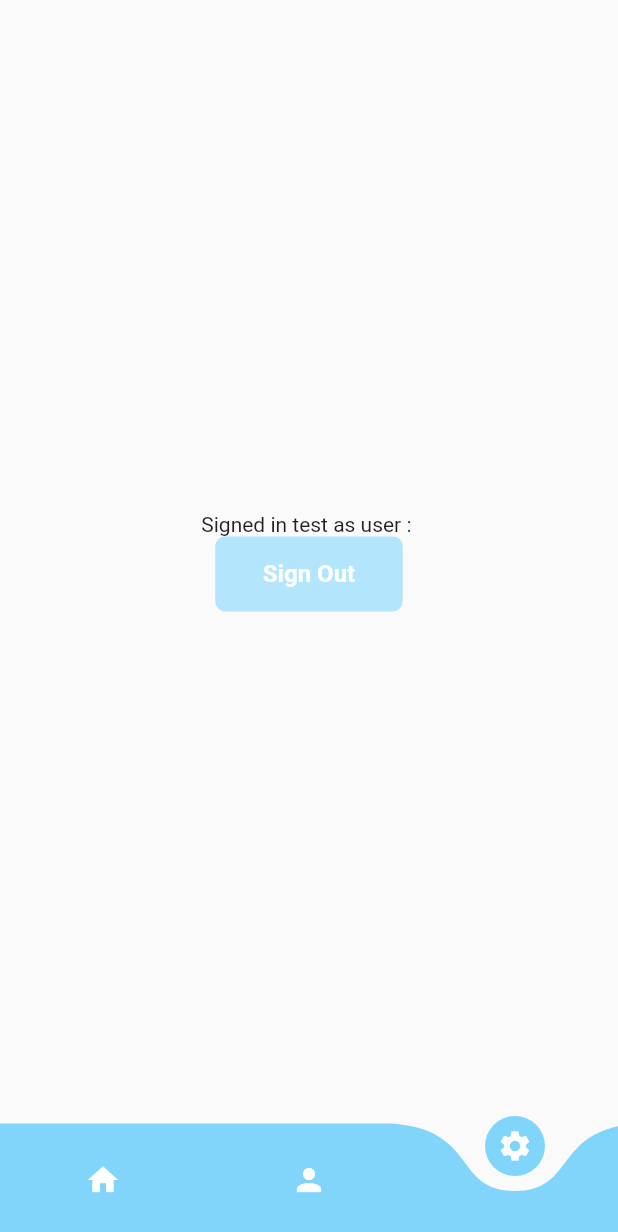
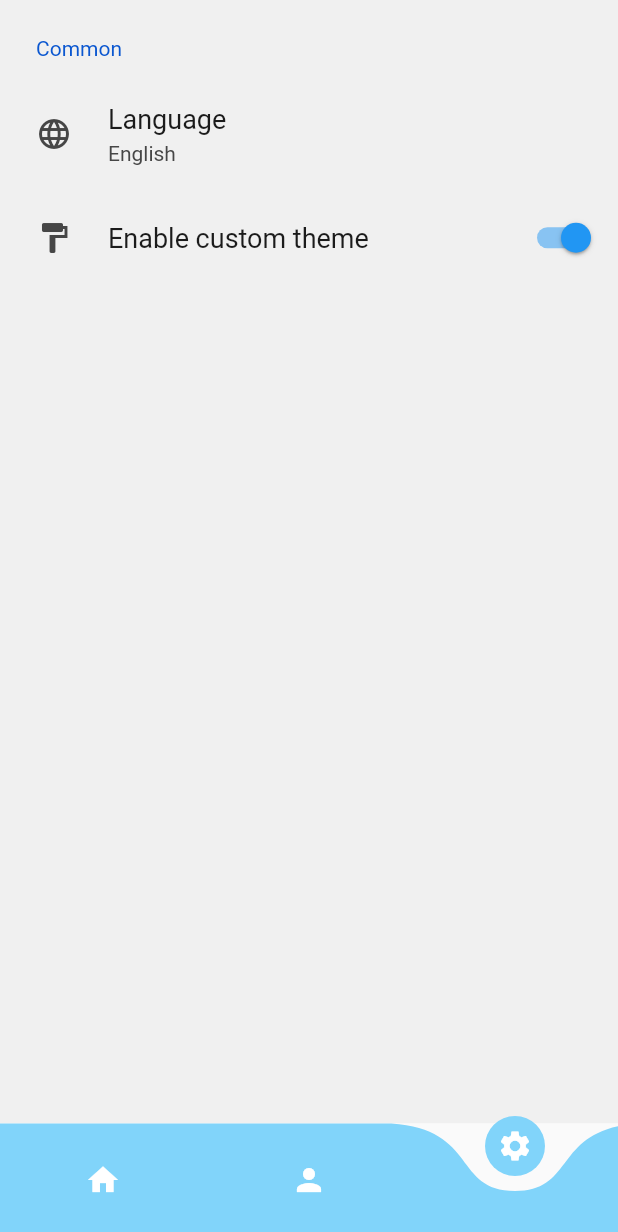
Before and after one commit to DhruvAcs/notification_app, a Flutter app: the screen it shows once a user with an empty profile is signed in, item 3 of the bottom bar chosen, on a phone screen of 412 x 824 dp. Shown: the top 1232 px of the screen. Run offline on Flutter 3.47's test engine with Material 2 defaults, Android fonts, the phone set to English and light mode, and no system bars; drawn by our look-alikes of curved_navigation_bar, settings_ui; our stand-ins replace cloud_firestore, firebase_auth, firebase_core, google_fonts, lottie; missing offline and left inert: dart:js; accounts and stored records are empty; network calls fail.

Commit message:
settings page implementation

```diff
--- a/lib/pages/home_page.dart
+++ b/lib/pages/home_page.dart
@@ -2,7 +2,8 @@ import 'package:curved_navigation_bar/curved_navigation_bar.dart';
 import 'package:firebase_auth/firebase_auth.dart';
 import 'package:flutter/material.dart';
 import 'package:notification_app/pages/settings_page.dart';
-
+import 'dashboard_page.dart';
+import 'calendar_page.dart';
 class HomePage extends StatefulWidget {
   const HomePage({Key? key}) : super(key: key);
 
@@ -14,18 +15,10 @@ final user = FirebaseAuth.instance.currentUser!;
 
 class _HomePageState extends State<HomePage> {
   late Widget _currentPage ;
-  Widget dashboard(){
-    return Container();
-  }
-  Widget calender(){
-    return Container();
-  }
-  Widget settings(){
-    return SettingsPage();
-  }
+
   @override
   void initState() {
-    _currentPage = dashboard();
+    _currentPage = DashboardPage();
     super.initState();
   }
   @override
@@ -36,13 +29,13 @@ class _HomePageState extends State<HomePage> {
         onTap: (index){
           switch (index){
             case 0:
-              _currentPage = dashboard();
+              _currentPage = DashboardPage();
               break;
             case 1:
-              _currentPage = calender();
+              _currentPage = CalendarPage();
               break;
             case 2:
-              _currentPage = settings();
+              _currentPage = SettingsPage();
               break;
           }
           setState(() {
--- a/lib/pages/settings_page.dart
+++ b/lib/pages/settings_page.dart
@@ -1,5 +1,6 @@
 import 'package:flutter/material.dart';
 import 'package:firebase_auth/firebase_auth.dart';
+import 'package:settings_ui/settings_ui.dart';
 
 
 class SettingsPage extends StatefulWidget {
@@ -16,34 +17,25 @@ class _SettingsPageState extends State<SettingsPage> {
   @override
   Widget build(BuildContext context) {
     return Scaffold(
-      body: Center(
-        child: Column(
-          mainAxisAlignment: MainAxisAlignment.center,
-          children: [
-            Text('Signed in test as user : ' + user.email!),
-            Material(
-              shape: RoundedRectangleBorder(
-                borderRadius: BorderRadius.circular(7),
+      body:  SettingsList(
+        sections: [
+          SettingsSection(
+            title: Text('Common'),
+            tiles: <SettingsTile>[
+              SettingsTile.navigation(
+                leading: Icon(Icons.language),
+                title: Text('Language'),
+                value: Text('English'),
               ),
-              clipBehavior: Clip.antiAlias,
-              child: MaterialButton(
-                minWidth: 125,
-                height: 50,
-                onPressed: () {
-                  FirebaseAuth.instance.signOut();
-                },
-                color: Colors.lightBlue[100],
-                child: const Text(
-                  'Sign Out',
-                  style: TextStyle(
-                      fontSize: 16,
-                      color: Colors.white,
-                      fontWeight: FontWeight.bold),
-                ),
+              SettingsTile.switchTile(
+                onToggle: (value) {},
+                initialValue: true,
+                leading: Icon(Icons.format_paint),
+                title: Text('Enable custom theme'),
               ),
-            ),
-          ],
-        ),
+            ],
+          ),
+        ],
       ),
     );
   }
--- a/pubspec.yaml
+++ b/pubspec.yaml
@@ -33,6 +33,8 @@ dependencies:
   firebase_auth: ^3.3.18
   cloud_firestore: ^3.1.13
   multi_select_item: ^1.0.3
+  settings_ui: ^2.0.2
+
 
 
 
```
Also changed, not shown: lib/pages/calendar_page.dart (added, +15 -0 lines), lib/pages/calender_page.dart (deleted, +0 -15 lines), pubspec.lock.
